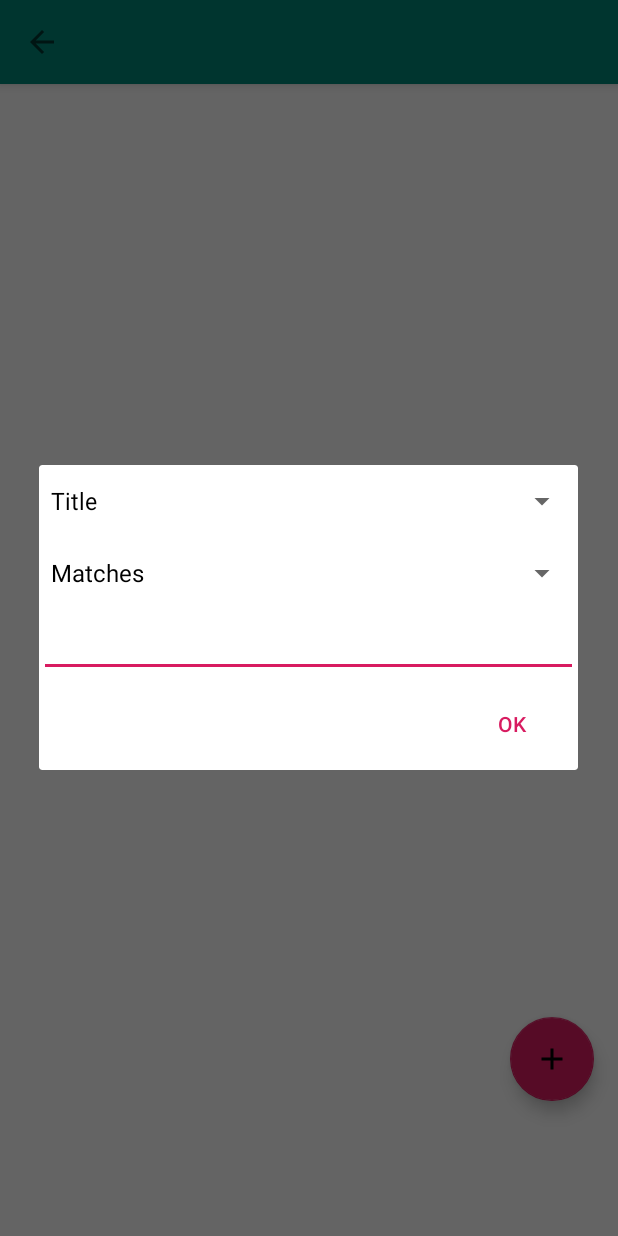
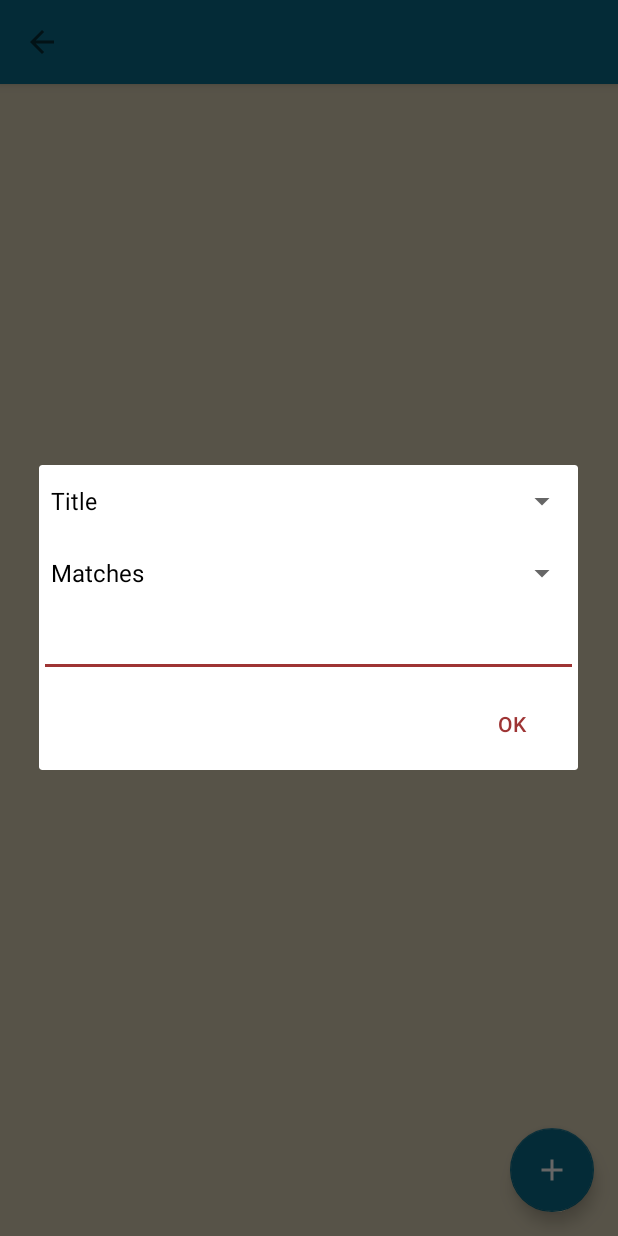
Before and after one commit to MackChabot/notificationlog, an Android app: the AppListActivity screen opened directly, with no data from a screen before it, after a tap on an icon or button, on a phone screen of 412 x 824 dp. Run offline under Robolectric (Android 15) with nearby library versions, the phone set to English and light mode, and no system bars; our stand-ins replace Room's generated code; 1 statement that could not run was skipped.

Commit message:
Fixed bug where app list was not updated appropriately. Changed theme.

```diff
--- a/app/src/main/res/drawable/ic_add_black_24dp.xml
+++ /dev/null
@@ -1,9 +0,0 @@
-<vector xmlns:android="http://schemas.android.com/apk/res/android"
-        android:width="24dp"
-        android:height="24dp"
-        android:viewportWidth="24.0"
-        android:viewportHeight="24.0">
-    <path
-        android:fillColor="#FF000000"
-        android:pathData="M19,13h-6v6h-2v-6H5v-2h6V5h2v6h6v2z"/>
-</vector>
--- /dev/null
+++ b/app/src/main/res/drawable/ic_add_white_24dp.xml
@@ -0,0 +1,5 @@
+<vector android:height="24dp" android:tint="#FFFFFF"
+    android:viewportHeight="24.0" android:viewportWidth="24.0"
+    android:width="24dp" xmlns:android="http://schemas.android.com/apk/res/android">
+    <path android:fillColor="#FF000000" android:pathData="M19,13h-6v6h-2v-6H5v-2h6V5h2v6h6v2z"/>
+</vector>
--- a/app/src/main/res/layout/activity_settings.xml
+++ b/app/src/main/res/layout/activity_settings.xml
@@ -4,8 +4,9 @@
     xmlns:tools="http://schemas.android.com/tools"
     android:layout_width="match_parent"
     android:layout_height="match_parent"
-    tools:context=".settings.SettingsActivity"
-    android:orientation="vertical">
+    android:background="@color/colorBackground"
+    android:orientation="vertical"
+    tools:context=".settings.SettingsActivity">
 
     <com.google.android.material.appbar.AppBarLayout
         android:layout_width="match_parent"
--- a/app/src/main/res/layout/add_filter_dialog.xml
+++ b/app/src/main/res/layout/add_filter_dialog.xml
@@ -1,7 +1,8 @@
 <?xml version="1.0" encoding="utf-8"?>
 <LinearLayout xmlns:android="http://schemas.android.com/apk/res/android"
-    android:orientation="vertical" android:layout_width="match_parent"
-    android:layout_height="match_parent">
+    android:layout_width="match_parent"
+    android:layout_height="match_parent"
+    android:orientation="vertical">
 
     <Spinner
         android:id="@+id/targetSpinner"
--- a/app/src/main/res/layout/app_list_fragment.xml
+++ b/app/src/main/res/layout/app_list_fragment.xml
@@ -3,6 +3,7 @@
     xmlns:app="http://schemas.android.com/apk/res-auto"
     android:layout_width="match_parent"
     android:layout_height="match_parent"
+    android:background="@color/colorBackground"
     android:orientation="vertical">
 
     <com.google.android.material.appbar.AppBarLayout
--- a/app/src/main/res/layout/app_preference.xml
+++ b/app/src/main/res/layout/app_preference.xml
@@ -3,7 +3,8 @@
     android:id="@android:id/widget_frame"
     android:layout_width="match_parent"
     android:layout_height="match_parent"
-    android:orientation="horizontal" >
+    android:background="@color/colorBackground"
+    android:orientation="horizontal">
 
     <LinearLayout xmlns:android="http://schemas.android.com/apk/res/android"
         android:layout_width="wrap_content"
--- a/app/src/main/res/layout/filter_list_item.xml
+++ b/app/src/main/res/layout/filter_list_item.xml
@@ -4,6 +4,7 @@
     xmlns:app="http://schemas.android.com/apk/res-auto"
     android:layout_width="match_parent"
     android:layout_height="wrap_content"
+    android:background="@color/colorBackground"
     android:orientation="horizontal">
 
     <LinearLayout
@@ -17,7 +18,7 @@
             android:layout_height="wrap_content"
             android:text="Facebook"
             android:textAppearance="?android:attr/textAppearanceLarge"
-            android:textSize="22sp"/>
+            android:textSize="22sp" />
         <!--android:textStyle="bold"-->
 
         <!--<TextView-->
--- a/app/src/main/res/layout/string_filter_fragment.xml
+++ b/app/src/main/res/layout/string_filter_fragment.xml
@@ -1,21 +1,24 @@
 <?xml version="1.0" encoding="utf-8"?>
 <FrameLayout xmlns:android="http://schemas.android.com/apk/res/android"
-    android:orientation="vertical" android:layout_width="match_parent"
-    android:layout_height="match_parent">
+    xmlns:app="http://schemas.android.com/apk/res-auto"
+    android:layout_width="match_parent"
+    android:layout_height="match_parent"
+    android:background="@color/colorBackground"
+    android:orientation="vertical">
 
     <ListView
         android:id="@+id/filtersList"
         android:layout_width="match_parent"
-        android:layout_height="match_parent"
-        />
+        android:layout_height="match_parent" />
 
     <com.google.android.material.floatingactionbutton.FloatingActionButton
         android:id="@+id/fab"
         android:layout_width="wrap_content"
         android:layout_height="wrap_content"
         android:layout_gravity="bottom|end"
+        android:layout_marginEnd="@dimen/fab_margin"
         android:layout_marginBottom="@dimen/fab_margin_top"
-        android:layout_marginEnd="@dimen/fab_margin"
-        android:src="@drawable/ic_add_black_24dp" />
+        android:src="@drawable/ic_add_white_24dp"
+        app:backgroundTint="@color/colorPrimary" />
 
 </FrameLayout>
--- a/app/src/main/res/values/colors.xml
+++ b/app/src/main/res/values/colors.xml
@@ -1,7 +1,17 @@
 <?xml version="1.0" encoding="utf-8"?>
 <resources>
-    <color name="colorPrimary">#008577</color>
-    <color name="colorPrimaryDark">#00574B</color>
-    <color name="colorAccent">#D81B60</color>
+    <!--<color name="colorPrimary">#0B6D8A</color>-->
+    <!--<color name="colorPrimaryDark">#074966</color>-->
+    <!--<color name="colorAccent">#9E3434</color>-->
+    <!--<color name="colorBackground">#DAD0B5</color>-->
+
+    <color name="colorPrimary">#0B6D8A</color>
+    <color name="colorPrimaryDark">#074966</color>
+    <color name="colorAccent">#9E3434</color>
+    <color name="colorBackground">#DAD0B5</color>
+
+
+
     <color name="white">#FFFFFF</color>
+    <color name="black">#000000</color>
 </resources>
--- a/app/src/main/res/values/dimens.xml
+++ b/app/src/main/res/values/dimens.xml
@@ -1,5 +1,5 @@
 <?xml version="1.0" encoding="utf-8"?>
 <resources>
     <dimen name="fab_margin">16dp</dimen>
-    <dimen name="fab_margin_top">90dp</dimen>
+    <dimen name="fab_margin_top">16dp</dimen>
 </resources>
```
Also changed, not shown: app/src/main/java/org/team7/notificationlog/settings/NestedPreferenceFragment.java (+7 -5 lines), app/src/main/res/layout/fragment_main.xml (+7 -7 lines). Lines whose indentation alone changed are shown as unchanged.
